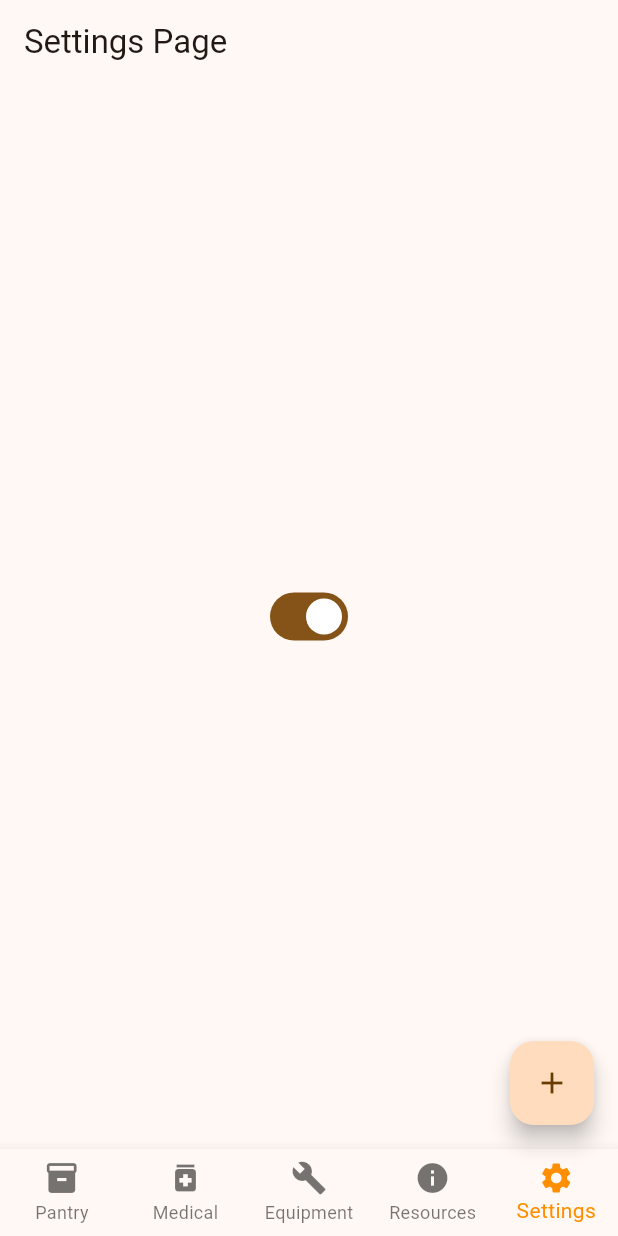
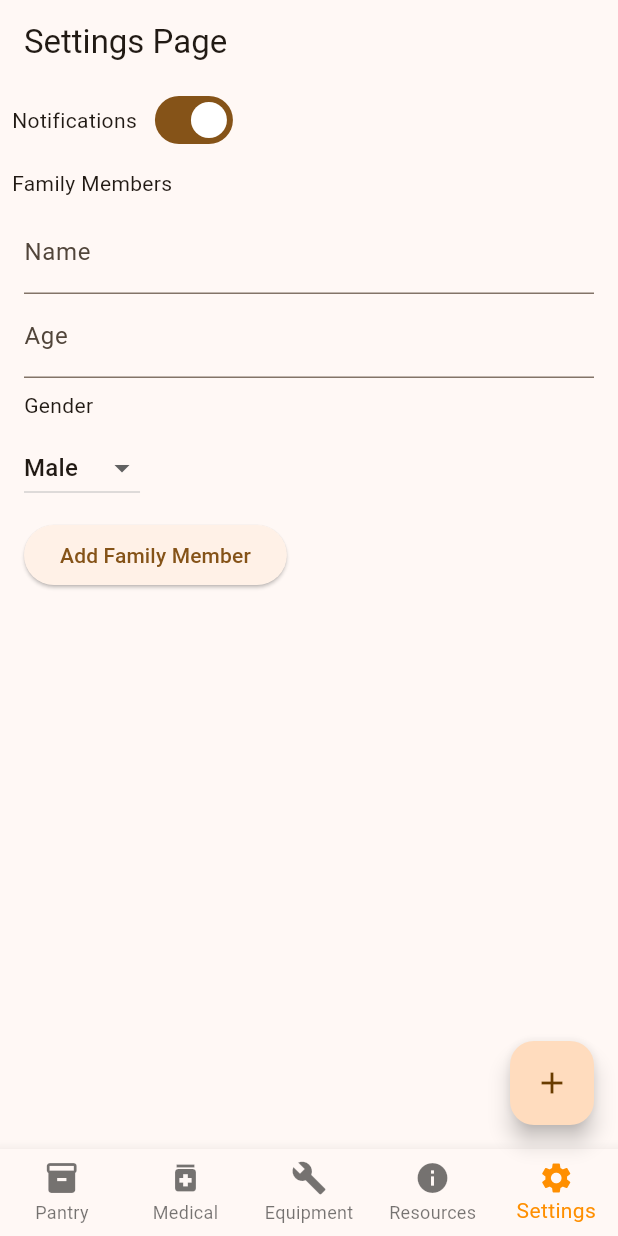
Before and after one commit to ElliotMS-Chalmers/prepster, a Flutter app: the screen it shows after launch, item 5 of the bottom bar chosen, on a phone screen of 412 x 824 dp. Run offline on Flutter 3.47's test engine with Material 3 defaults, Android fonts, the phone set to English and light mode, and no system bars.

Commit message:
Setting page able to add/remove family members

```diff
--- a/lib/settings.dart
+++ b/lib/settings.dart
@@ -8,7 +8,41 @@ class SettingsPage extends StatefulWidget {
 }
 
 class _SettingsPageState extends State<SettingsPage> {
-  bool _isSwitched = true; // Default value for the switch (true or false)
+  bool _isNotificationsEnabled = true;
+  bool _isDarkMode = false;
+  bool _isLocationEnabled = true;
+
+  // List to store family members
+  List<Map<String, String>> _familyMembers = [];
+
+  // Text controllers for adding family members
+  TextEditingController _nameController = TextEditingController();
+  TextEditingController _ageController = TextEditingController();
+
+  // Gender options for the dropdown
+  String? _selectedGender = 'Male'; // Default value for gender
+
+  // Function to add a family member
+  void _addFamilyMember() {
+    setState(() {
+      _familyMembers.add({
+        'name': _nameController.text,
+        'age': _ageController.text,
+        'gender': _selectedGender!,
+      });
+    });
+
+    // Clear the text fields after adding
+    _nameController.clear();
+    _ageController.clear();
+  }
+
+  // Function to remove a family member
+  void _removeFamilyMember(int index) {
+    setState(() {
+      _familyMembers.removeAt(index);
+    });
+  }
 
   @override
   Widget build(BuildContext context) {
@@ -16,15 +50,94 @@ class _SettingsPageState extends State<SettingsPage> {
       appBar: AppBar(
         title: const Text('Settings Page'),
       ),
-      body: Center(
-        child: Switch(
-          value: _isSwitched,  // Bind the switch to the _isSwitched variable
-          onChanged: (bool value) {
-            setState(() {
-              _isSwitched = value;  // Update the state when the switch is toggled
-            });
-          },
-        ),
+      body: ListView(
+        children: [
+          // Notifications Row
+          Row(
+            mainAxisAlignment: MainAxisAlignment.start,
+            children: [
+              const Padding(
+                padding: EdgeInsets.all(8.0),
+                child: Text('Notifications'),
+              ),
+              Switch(
+                value: _isNotificationsEnabled,
+                onChanged: (bool value) {
+                  setState(() {
+                    _isNotificationsEnabled = value;
+                  });
+                },
+              ),
+            ],
+          ),
+
+          // Family Members Section
+          const Padding(
+            padding: EdgeInsets.all(8.0),
+            child: Text('Family Members'),
+          ),
+
+          // Input fields for adding family members
+          Padding(
+            padding: const EdgeInsets.symmetric(horizontal: 16.0),
+            child: Column(
+              crossAxisAlignment: CrossAxisAlignment.start,
+              children: [
+                TextField(
+                  controller: _nameController,
+                  decoration: const InputDecoration(labelText: 'Name'),
+                ),
+                TextField(
+                  controller: _ageController,
+                  keyboardType: TextInputType.number,
+                  decoration: const InputDecoration(labelText: 'Age'),
+                ),
+                // Gender Dropdown
+                const Padding(
+                  padding: EdgeInsets.symmetric(vertical: 8.0),
+                  child: Text('Gender'),
+                ),
+                DropdownButton<String>(
+                  value: _selectedGender,
+                  onChanged: (String? newValue) {
+                    setState(() {
+                      _selectedGender = newValue;
+                    });
+                  },
+                  items: <String>['Male', 'Female', 'Anka']
+                      .map<DropdownMenuItem<String>>((String value) {
+                    return DropdownMenuItem<String>(
+                      value: value,
+                      child: Text(value),
+                    );
+                  }).toList(),
+                ),
+                SizedBox(height: 10),
+                ElevatedButton(
+                  onPressed: _addFamilyMember,
+                  child: const Text('Add Family Member'),
+                ),
+              ],
+            ),
+          ),
+
+          // Display list of family members
+          ListView.builder(
+            shrinkWrap: true,  // To prevent scrolling issues inside ListView
+            physics: NeverScrollableScrollPhysics(), // Disable scrolling here
+            itemCount: _familyMembers.length,
+            itemBuilder: (context, index) {
+              final familyMember = _familyMembers[index];
+              return ListTile(
+                title: Text('${familyMember['name']} (${familyMember['age']}, ${familyMember['gender']})'),
+                trailing: IconButton(
+                  icon: const Icon(Icons.delete),
+                  onPressed: () => _removeFamilyMember(index),
+                ),
+              );
+            },
+          ),
+        ],
       ),
     );
   }
```
